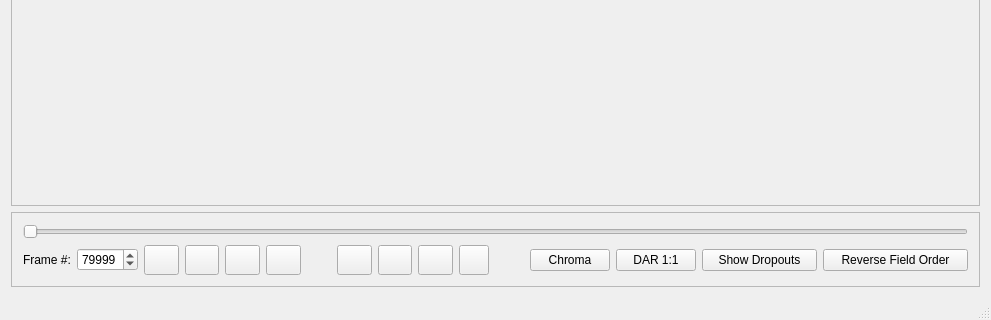
Above: tools/ld-analyse/mainwindow.ui from happycube/ld-decode before the change; both pictures show x 0 to 991 and y 401 to 721 of the 991 by 721 pixel window. Below: the same form after it.
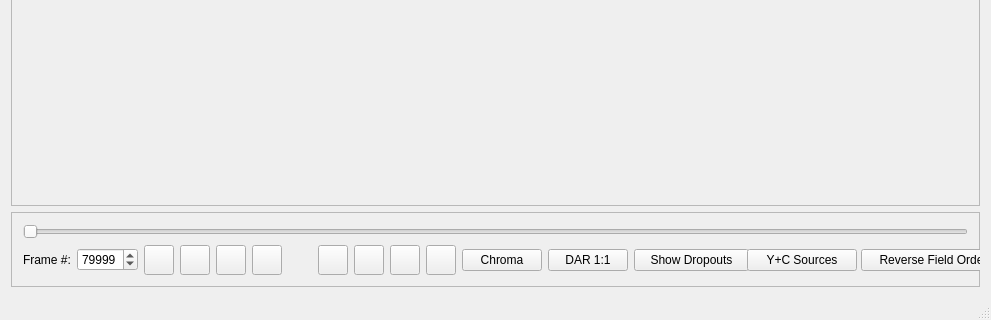
That is the form after the change. Icons and pictures are not drawn.

```diff
--- a/tools/ld-analyse/mainwindow.ui
+++ b/tools/ld-analyse/mainwindow.ui
@@ -403,6 +403,22 @@
              </property>
             </widget>
            </item>
+           <item>
+            <widget class="QPushButton" name="sourcesPushButton">
+             <property name="minimumSize">
+              <size>
+               <width>110</width>
+               <height>0</height>
+              </size>
+             </property>
+             <property name="toolTip">
+              <string>&lt;html&gt;&lt;head/&gt;&lt;body&gt;&lt;p&gt;Select between multiple sources&lt;/p&gt;&lt;/body&gt;&lt;/html&gt;</string>
+             </property>
+             <property name="text">
+              <string>Y+C Sources</string>
+             </property>
+            </widget>
+           </item>
            <item>
             <widget class="QPushButton" name="fieldOrderPushButton">
              <property name="minimumSize">
```
